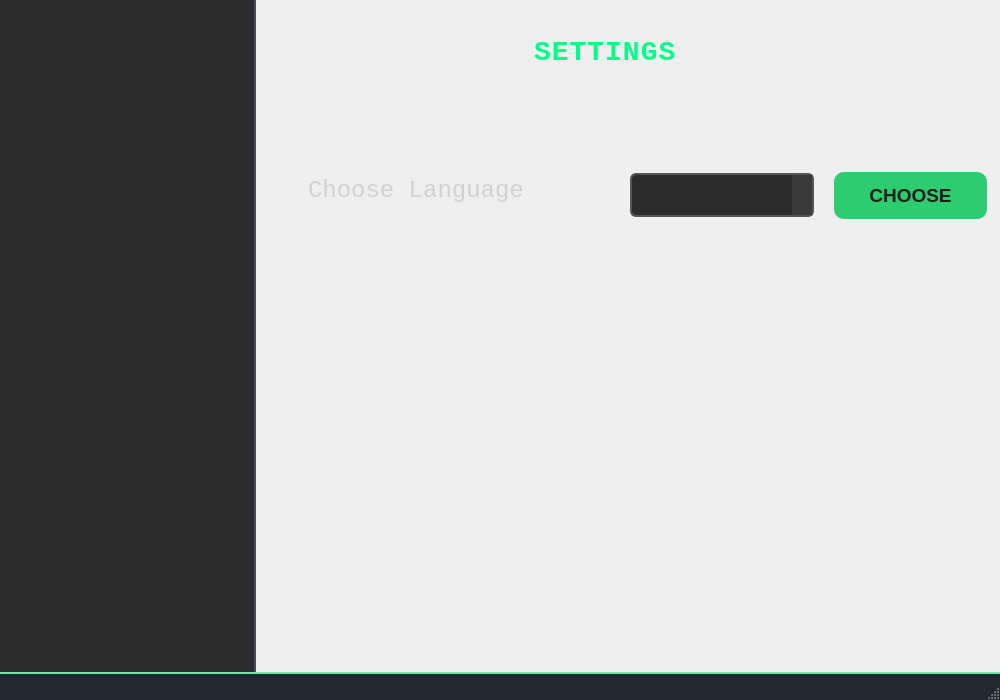
The window that forms/mainwindow.ui (minnesangg/Cerberus) describes before a commit, drawn with Qt 5.
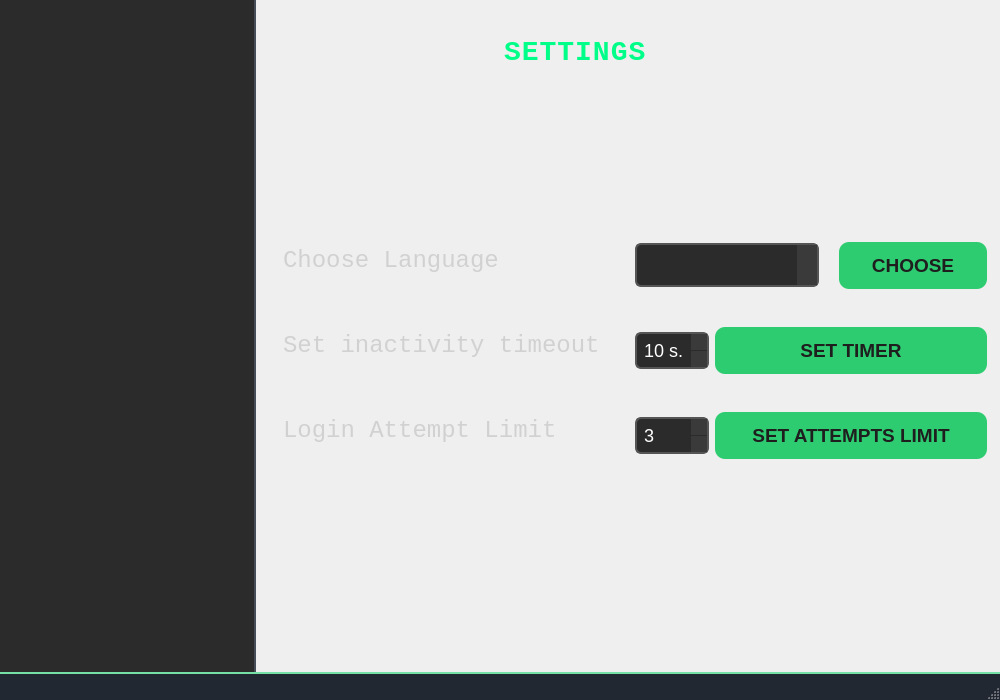
The same window after the commit. The open tabs and pages were chosen to show the change. Icons and pictures are not drawn.

Commit message: added more settings(inactive timeout + login attempts)

```diff
--- a/forms/mainwindow.ui
+++ b/forms/mainwindow.ui
@@ -51,69 +51,6 @@
     <property name="bottomMargin">
      <number>0</number>
     </property>
-    <item row="0" column="0">
-     <widget class="QListWidget" name="listWidget">
-      <property name="font">
-       <font>
-        <pointsize>-1</pointsize>
-       </font>
-      </property>
-      <property name="cursor" stdset="0">
-       <cursorShape>PointingHandCursor</cursorShape>
-      </property>
-      <property name="styleSheet">
-       <string notr="true">QListWidget {
-    background-color: #2b2b2b;  
-    border: none;
-    border-right: 2px solid #444d58;
-    font-size: 18px;
-}
-
-QListWidget::item {
-    background-color: #2b2b2b;  
-    color: #d1d1d1;              
-    border-bottom: 1px solid #444d58;
-    padding: 10px;
-    font-weight: bold;
-    border-radius: 10px;
-    transition: background-color 0.3s;
-}
-
-QListWidget::item:selected {
-    background-color: #6fcf97;  
-    color: #1e1e1e;           
-}
-
-QPushButton {
-    background-color: #6fcf97;  
-    color: #1e1e1e;           
-    font-size: 18px;
-    font-weight: bold;
-    border: none;
-    padding: 12px 24px;
-    border-radius: 25px;
-    box-shadow: 0 4px 8px rgba(0, 0, 0, 0.1);
-    transition: background-color 0.3s, box-shadow 0.3s;
-}
-
-QPushButton:hover {
-    background-color: #5bbd88; 
-    box-shadow: 0 6px 12px rgba(0, 0, 0, 0.2);
-}
-
-QPushButton:pressed {
-    background-color: #4aa97a;  
-    box-shadow: none;
-}
-
-QPushButton:disabled {
-    background-color: #3e6b4c;  
-    color: #6c6c6c;            
-}
-</string>
-      </property>
-     </widget>
-    </item>
     <item row="0" column="1">
      <widget class="QStackedWidget" name="stackedWidget">
       <property name="font">
@@ -2090,7 +2027,7 @@
        <widget class="QWidget" name="verticalLayoutWidget_9">
         <property name="geometry">
          <rect>
-          <x>270</x>
+          <x>240</x>
           <y>20</y>
           <width>261</width>
           <height>81</height>
@@ -2125,15 +2062,17 @@
          </item>
         </layout>
        </widget>
-       <widget class="QWidget" name="horizontalLayoutWidget_4">
+       <widget class="QWidget" name="verticalLayoutWidget_12">
         <property name="geometry">
          <rect>
-          <x>10</x>
-          <y>160</y>
-          <width>721</width>
-          <height>71</height>
+          <x>20</x>
+          <y>210</y>
+          <width>711</width>
+          <height>281</height>
          </rect>
         </property>
+        <layout class="QVBoxLayout" name="allSettingsLayout">
+         <item>
         <layout class="QHBoxLayout" name="allLanguagesLayout">
          <item>
           <layout class="QVBoxLayout" name="chooseLangLayout">
@@ -2141,7 +2080,7 @@
             <number>6</number>
            </property>
            <property name="leftMargin">
-            <number>35</number>
+              <number>0</number>
            </property>
            <property name="rightMargin">
             <number>0</number>
@@ -2279,8 +2218,365 @@
           </layout>
          </item>
         </layout>
-       </widget>
-      </widget>
+         </item>
+         <item>
+          <layout class="QHBoxLayout" name="allInactivityLayout">
+           <item>
+            <layout class="QVBoxLayout" name="inactivityLabelLayout">
+             <item>
+              <widget class="QLabel" name="inactivityLabel">
+               <property name="font">
+                <font>
+                 <family>Monospace</family>
+                 <pointsize>18</pointsize>
+                </font>
+               </property>
+               <property name="styleSheet">
+                <string notr="true">QLabel {
+    color: #d1d1d1; 
+    margin-bottom: 10px; 
+}</string>
+               </property>
+               <property name="text">
+                <string>Set inactivity timeout</string>
+               </property>
+              </widget>
+             </item>
+            </layout>
+           </item>
+           <item>
+            <layout class="QHBoxLayout" name="inactivityBoxButtoLayout">
+             <item>
+              <widget class="QSpinBox" name="timerBox">
+               <property name="sizePolicy">
+                <sizepolicy hsizetype="Minimum" vsizetype="Fixed">
+                 <horstretch>0</horstretch>
+                 <verstretch>0</verstretch>
+                </sizepolicy>
+               </property>
+               <property name="minimumSize">
+                <size>
+                 <width>44</width>
+                 <height>0</height>
+                </size>
+               </property>
+               <property name="cursor">
+                <cursorShape>IBeamCursor</cursorShape>
+               </property>
+               <property name="styleSheet">
+                <string notr="true">QSpinBox {
+    background-color: #2b2b2b; 
+    color: #ffffff;
+    border: 2px solid #555555; 
+    border-radius: 6px; 
+    padding: 5px;
+	selection-background-color: transparent;
+    font-size: 18px;
+    min-width: 30px;  
+    max-width: 60px; 
+}
+
+QSpinBox::up-button, QSpinBox::down-button {
+    width: 16px;
+    background-color: #3a3a3a; 
+    border: none;
+}
+
+QSpinBox::up-button:hover, QSpinBox::down-button:hover {
+    background-color: #505050; 
+}
+
+QSpinBox::up-arrow, QSpinBox::down-arrow {
+    width: 10px;
+    height: 10px;
+    image: url(:/upArrow.png);
+}
+
+QSpinBox::down-arrow {
+    image: url(:/downArrow.png);
+}
+
+QSpinBox::up-arrow:hover, QSpinBox::down-arrow:hover {
+    image: url(:/upArrow.png); 
+}
+</string>
+               </property>
+               <property name="suffix">
+                <string> s.</string>
+               </property>
+               <property name="prefix">
+                <string/>
+               </property>
+               <property name="minimum">
+                <number>10</number>
+               </property>
+               <property name="maximum">
+                <number>300</number>
+               </property>
+              </widget>
+             </item>
+             <item>
+              <widget class="QPushButton" name="inactivityButton">
+               <property name="font">
+                <font>
+                 <family>Cantarell</family>
+                 <pointsize>14</pointsize>
+                 <bold>true</bold>
+                </font>
+               </property>
+               <property name="cursor">
+                <cursorShape>PointingHandCursor</cursorShape>
+               </property>
+               <property name="styleSheet">
+                <string notr="true">QPushButton {
+    background-color: #2ECC71;
+    color: #1e1e1e; 
+    font-weight: bold;
+    border: none;
+    padding: 12px 24px;
+    border-radius: 10px;
+    min-width: 10px;
+    min-height: 5px; 
+    box-shadow: 0 4px 8px rgba(0, 0, 0, 0.1);
+    transition: background-color 0.3s, box-shadow 0.3s;
+}
+
+QPushButton:hover {
+    background-color: #5bbd88;
+    box-shadow: 0 6px 12px rgba(0, 0, 0, 0.2);
+}
+
+QPushButton:pressed {
+    background-color: #4aa97a;
+    box-shadow: none;
+}
+
+</string>
+               </property>
+               <property name="text">
+                <string>SET TIMER</string>
+               </property>
+              </widget>
+             </item>
+            </layout>
+           </item>
+          </layout>
+         </item>
+         <item>
+          <layout class="QHBoxLayout" name="allIAttemptsLayout">
+           <item>
+            <layout class="QVBoxLayout" name="attemptsLabelLayout">
+             <item>
+              <widget class="QLabel" name="loginAttemptsLabel">
+               <property name="font">
+                <font>
+                 <family>Monospace</family>
+                 <pointsize>18</pointsize>
+                </font>
+               </property>
+               <property name="styleSheet">
+                <string notr="true">QLabel {
+    color: #d1d1d1; 
+    margin-bottom: 10px; 
+}</string>
+               </property>
+               <property name="text">
+                <string>Login Attempt Limit</string>
+               </property>
+              </widget>
+             </item>
+            </layout>
+           </item>
+           <item>
+            <layout class="QHBoxLayout" name="attemptsBoxButtonLayout">
+             <item>
+              <widget class="QSpinBox" name="attemptsBox">
+               <property name="sizePolicy">
+                <sizepolicy hsizetype="Minimum" vsizetype="Fixed">
+                 <horstretch>0</horstretch>
+                 <verstretch>0</verstretch>
+                </sizepolicy>
+               </property>
+               <property name="minimumSize">
+                <size>
+                 <width>44</width>
+                 <height>0</height>
+                </size>
+               </property>
+               <property name="cursor">
+                <cursorShape>IBeamCursor</cursorShape>
+               </property>
+               <property name="styleSheet">
+                <string notr="true">QSpinBox {
+    background-color: #2b2b2b; 
+    color: #ffffff;
+    border: 2px solid #555555; 
+    border-radius: 6px; 
+    padding: 5px;
+	selection-background-color: transparent;
+    font-size: 18px;
+    min-width: 30px;  
+    max-width: 60px; 
+}
+
+QSpinBox::up-button, QSpinBox::down-button {
+    width: 16px;
+    background-color: #3a3a3a; 
+    border: none;
+}
+
+QSpinBox::up-button:hover, QSpinBox::down-button:hover {
+    background-color: #505050; 
+}
+
+QSpinBox::up-arrow, QSpinBox::down-arrow {
+    width: 10px;
+    height: 10px;
+    image: url(:/upArrow.png);
+}
+
+QSpinBox::down-arrow {
+    image: url(:/downArrow.png);
+}
+
+QSpinBox::up-arrow:hover, QSpinBox::down-arrow:hover {
+    image: url(:/upArrow.png); 
+}
+</string>
+               </property>
+               <property name="suffix">
+                <string/>
+               </property>
+               <property name="prefix">
+                <string/>
+               </property>
+               <property name="minimum">
+                <number>3</number>
+               </property>
+               <property name="maximum">
+                <number>10</number>
+               </property>
+               <property name="value">
+                <number>3</number>
+               </property>
+               <property name="displayIntegerBase">
+                <number>10</number>
+               </property>
+              </widget>
+             </item>
+             <item>
+              <widget class="QPushButton" name="attemptsButton">
+               <property name="font">
+                <font>
+                 <family>Cantarell</family>
+                 <pointsize>14</pointsize>
+                 <bold>true</bold>
+                </font>
+               </property>
+               <property name="cursor">
+                <cursorShape>PointingHandCursor</cursorShape>
+               </property>
+               <property name="styleSheet">
+                <string notr="true">QPushButton {
+    background-color: #2ECC71;
+    color: #1e1e1e; 
+    font-weight: bold;
+    border: none;
+    padding: 12px 24px;
+    border-radius: 10px;
+    min-width: 10px;
+    min-height: 5px; 
+    box-shadow: 0 4px 8px rgba(0, 0, 0, 0.1);
+    transition: background-color 0.3s, box-shadow 0.3s;
+}
+
+QPushButton:hover {
+    background-color: #5bbd88;
+    box-shadow: 0 6px 12px rgba(0, 0, 0, 0.2);
+}
+
+QPushButton:pressed {
+    background-color: #4aa97a;
+    box-shadow: none;
+}
+
+</string>
+               </property>
+               <property name="text">
+                <string>SET ATTEMPTS LIMIT</string>
+               </property>
+              </widget>
+             </item>
+            </layout>
+           </item>
+          </layout>
+         </item>
+        </layout>
+       </widget>
+      </widget>
+     </widget>
+    </item>
+    <item row="0" column="0">
+     <widget class="QListWidget" name="listWidget">
+      <property name="font">
+       <font>
+        <pointsize>-1</pointsize>
+       </font>
+      </property>
+      <property name="cursor" stdset="0">
+       <cursorShape>PointingHandCursor</cursorShape>
+      </property>
+      <property name="styleSheet">
+       <string notr="true">QListWidget {
+    background-color: #2b2b2b;  
+    border: none;
+    border-right: 2px solid #444d58;
+    font-size: 18px;
+}
+
+QListWidget::item {
+    background-color: #2b2b2b;  
+    color: #d1d1d1;              
+    border-bottom: 1px solid #444d58;
+    padding: 10px;
+    font-weight: bold;
+    border-radius: 10px;
+    transition: background-color 0.3s;
+}
+
+QListWidget::item:selected {
+    background-color: #6fcf97;  
+    color: #1e1e1e;           
+}
+
+QPushButton {
+    background-color: #6fcf97;  
+    color: #1e1e1e;           
+    font-size: 18px;
+    font-weight: bold;
+    border: none;
+    padding: 12px 24px;
+    border-radius: 25px;
+    box-shadow: 0 4px 8px rgba(0, 0, 0, 0.1);
+    transition: background-color 0.3s, box-shadow 0.3s;
+}
+
+QPushButton:hover {
+    background-color: #5bbd88; 
+    box-shadow: 0 6px 12px rgba(0, 0, 0, 0.2);
+}
+
+QPushButton:pressed {
+    background-color: #4aa97a;  
+    box-shadow: none;
+}
+
+QPushButton:disabled {
+    background-color: #3e6b4c;  
+    color: #6c6c6c;            
+}
+</string>
+      </property>
      </widget>
     </item>
    </layout>
```
Lines whose indentation alone changed are shown as unchanged. The commit also changes 10 other files.
